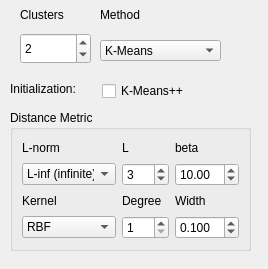
This is _AlgorithmsPlugins/KernelMethods/paramsKM.ui in b4silio/MLDemos as Qt 5 draws it before an edit. The edited form follows.
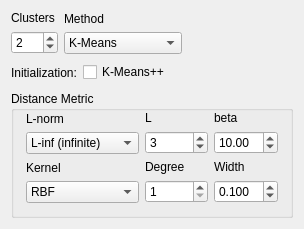
This is the edited form.

Commit message: ADDED: option to change Polynomial kernel Offset to SVM Classification, Clustering and Regression

Patch:
```diff
--- a/_AlgorithmsPlugins/KernelMethods/paramsKM.ui
+++ b/_AlgorithmsPlugins/KernelMethods/paramsKM.ui
@@ -6,40 +6,61 @@
    <rect>
     <x>0</x>
     <y>0</y>
-    <width>268</width>
-    <height>269</height>
+    <width>304</width>
+    <height>229</height>
    </rect>
   </property>
   <property name="windowTitle">
    <string>Form</string>
   </property>
-  <widget class="QLabel" name="label">
-   <property name="geometry">
-    <rect>
-     <x>100</x>
-     <y>6</y>
-     <width>49</width>
-     <height>18</height>
-    </rect>
+  <layout class="QVBoxLayout" name="verticalLayout_6">
+   <property name="spacing">
+    <number>0</number>
    </property>
+   <item>
+    <widget class="QWidget" name="widget_5" native="true">
+     <layout class="QHBoxLayout" name="horizontalLayout_3">
+      <property name="leftMargin">
+       <number>0</number>
+      </property>
+      <property name="topMargin">
+       <number>0</number>
+      </property>
+      <property name="rightMargin">
+       <number>0</number>
+      </property>
+      <property name="bottomMargin">
+       <number>0</number>
+      </property>
+      <item>
+       <widget class="QWidget" name="widget_6" native="true">
+        <layout class="QVBoxLayout" name="verticalLayout_4">
+         <property name="leftMargin">
+          <number>0</number>
+         </property>
+         <property name="topMargin">
+          <number>0</number>
+         </property>
+         <property name="rightMargin">
+          <number>0</number>
+         </property>
+         <property name="bottomMargin">
+          <number>0</number>
+         </property>
+         <item>
+          <widget class="QLabel" name="label_11">
    <property name="font">
     <font>
      <pointsize>9</pointsize>
     </font>
    </property>
    <property name="text">
-    <string>Method</string>
-   </property>
-  </widget>
+            <string>Clusters</string>
+           </property>
+          </widget>
+         </item>
+         <item>
   <widget class="QSpinBox" name="kmeansClusterSpin">
-   <property name="geometry">
-    <rect>
-     <x>20</x>
-     <y>33</y>
-     <width>71</width>
-     <height>31</height>
-    </rect>
-   </property>
    <property name="font">
     <font>
      <pointsize>9</pointsize>
@@ -58,15 +79,39 @@
     <number>2</number>
    </property>
   </widget>
+         </item>
+        </layout>
+       </widget>
+      </item>
+      <item>
+       <widget class="QWidget" name="widget_7" native="true">
+        <layout class="QVBoxLayout" name="verticalLayout_5">
+         <property name="leftMargin">
+          <number>0</number>
+         </property>
+         <property name="topMargin">
+          <number>0</number>
+         </property>
+         <property name="rightMargin">
+          <number>0</number>
+         </property>
+         <property name="bottomMargin">
+          <number>0</number>
+         </property>
+         <item>
+          <widget class="QLabel" name="label">
+           <property name="font">
+            <font>
+             <pointsize>9</pointsize>
+            </font>
+           </property>
+           <property name="text">
+            <string>Method</string>
+           </property>
+          </widget>
+         </item>
+         <item>
   <widget class="QComboBox" name="kmeansMethodCombo">
-   <property name="geometry">
-    <rect>
-     <x>100</x>
-     <y>40</y>
-     <width>121</width>
-     <height>21</height>
-    </rect>
-   </property>
    <property name="font">
     <font>
      <pointsize>9</pointsize>
@@ -95,33 +140,43 @@
     </property>
    </item>
   </widget>
-  <widget class="QLabel" name="label_11">
-   <property name="geometry">
-    <rect>
-     <x>20</x>
-     <y>6</y>
-     <width>51</width>
-     <height>18</height>
-    </rect>
-   </property>
-   <property name="font">
-    <font>
-     <pointsize>9</pointsize>
-    </font>
-   </property>
-   <property name="text">
-    <string>Clusters</string>
-   </property>
-  </widget>
+         </item>
+        </layout>
+       </widget>
+      </item>
+      <item>
+       <spacer name="horizontalSpacer_2">
+        <property name="orientation">
+         <enum>Qt::Horizontal</enum>
+        </property>
+        <property name="sizeHint" stdset="0">
+         <size>
+          <width>40</width>
+          <height>20</height>
+         </size>
+        </property>
+       </spacer>
+      </item>
+     </layout>
+    </widget>
+   </item>
+   <item>
+    <widget class="QWidget" name="widget_4" native="true">
+     <layout class="QHBoxLayout" name="horizontalLayout_2">
+      <property name="leftMargin">
+       <number>0</number>
+      </property>
+      <property name="topMargin">
+       <number>0</number>
+      </property>
+      <property name="rightMargin">
+       <number>0</number>
+      </property>
+      <property name="bottomMargin">
+       <number>0</number>
+      </property>
+      <item>
   <widget class="QLabel" name="label_3">
-   <property name="geometry">
-    <rect>
-     <x>10</x>
-     <y>80</y>
-     <width>81</width>
-     <height>18</height>
-    </rect>
-   </property>
    <property name="font">
     <font>
      <pointsize>9</pointsize>
@@ -131,15 +186,9 @@
     <string>Initialization:</string>
    </property>
   </widget>
+      </item>
+      <item>
   <widget class="QCheckBox" name="KMeansPlusPlusCheckBox">
-   <property name="geometry">
-    <rect>
-     <x>102</x>
-     <y>80</y>
-     <width>99</width>
-     <height>22</height>
-    </rect>
-   </property>
    <property name="font">
     <font>
      <pointsize>9</pointsize>
@@ -155,20 +204,57 @@
     <bool>false</bool>
    </property>
   </widget>
+      </item>
+      <item>
+       <spacer name="horizontalSpacer">
+        <property name="orientation">
+         <enum>Qt::Horizontal</enum>
+        </property>
+        <property name="sizeHint" stdset="0">
+         <size>
+          <width>137</width>
+          <height>20</height>
+         </size>
+        </property>
+       </spacer>
+      </item>
+     </layout>
+    </widget>
+   </item>
+   <item>
   <widget class="QGroupBox" name="DistanceMetricGroupBox">
-   <property name="geometry">
-    <rect>
-     <x>10</x>
-     <y>110</y>
-     <width>241</width>
-     <height>141</height>
-    </rect>
-   </property>
    <property name="title">
     <string>Distance Metric</string>
    </property>
-   <layout class="QGridLayout" name="gridLayout">
-    <item row="0" column="0">
+     <layout class="QHBoxLayout" name="horizontalLayout">
+      <property name="leftMargin">
+       <number>12</number>
+      </property>
+      <property name="topMargin">
+       <number>0</number>
+      </property>
+      <property name="rightMargin">
+       <number>12</number>
+      </property>
+      <property name="bottomMargin">
+       <number>12</number>
+      </property>
+      <item>
+       <widget class="QWidget" name="widget" native="true">
+        <layout class="QVBoxLayout" name="verticalLayout">
+         <property name="leftMargin">
+          <number>0</number>
+         </property>
+         <property name="topMargin">
+          <number>0</number>
+         </property>
+         <property name="rightMargin">
+          <number>0</number>
+         </property>
+         <property name="bottomMargin">
+          <number>0</number>
+         </property>
+         <item>
      <widget class="QLabel" name="labelMetric">
       <property name="font">
        <font>
@@ -180,31 +266,7 @@
       </property>
      </widget>
     </item>
-    <item row="0" column="1">
-     <widget class="QLabel" name="labelPower">
-      <property name="font">
-       <font>
-        <pointsize>9</pointsize>
-       </font>
-      </property>
-      <property name="text">
-       <string>L</string>
-      </property>
-     </widget>
-    </item>
-    <item row="0" column="2">
-     <widget class="QLabel" name="labelBeta">
-      <property name="font">
-       <font>
-        <pointsize>9</pointsize>
-       </font>
-      </property>
-      <property name="text">
-       <string>beta</string>
-      </property>
-     </widget>
-    </item>
-    <item row="1" column="0">
+         <item>
      <widget class="QComboBox" name="kmeansNormCombo">
       <property name="font">
        <font>
@@ -239,7 +301,79 @@
       </item>
      </widget>
     </item>
-    <item row="1" column="1">
+         <item>
+          <widget class="QLabel" name="labelKernel">
+           <property name="font">
+            <font>
+             <pointsize>9</pointsize>
+            </font>
+           </property>
+           <property name="text">
+            <string>Kernel</string>
+           </property>
+          </widget>
+         </item>
+         <item>
+          <widget class="QComboBox" name="kernelTypeCombo">
+           <property name="font">
+            <font>
+             <pointsize>9</pointsize>
+            </font>
+           </property>
+           <property name="toolTip">
+            <string>kernel function</string>
+           </property>
+           <property name="currentIndex">
+            <number>2</number>
+           </property>
+           <item>
+            <property name="text">
+             <string>Linear</string>
+            </property>
+           </item>
+           <item>
+            <property name="text">
+             <string>Poly</string>
+            </property>
+           </item>
+           <item>
+            <property name="text">
+             <string>RBF</string>
+            </property>
+           </item>
+          </widget>
+         </item>
+        </layout>
+       </widget>
+      </item>
+      <item>
+       <widget class="QWidget" name="widget_2" native="true">
+        <layout class="QVBoxLayout" name="verticalLayout_3">
+         <property name="leftMargin">
+          <number>0</number>
+         </property>
+         <property name="topMargin">
+          <number>0</number>
+         </property>
+         <property name="rightMargin">
+          <number>0</number>
+         </property>
+         <property name="bottomMargin">
+          <number>0</number>
+         </property>
+         <item>
+          <widget class="QLabel" name="labelPower">
+           <property name="font">
+            <font>
+             <pointsize>9</pointsize>
+            </font>
+           </property>
+           <property name="text">
+            <string>L</string>
+           </property>
+          </widget>
+         </item>
+         <item>
      <widget class="QSpinBox" name="kmeansNormSpin">
       <property name="font">
        <font>
@@ -260,7 +394,74 @@
       </property>
      </widget>
     </item>
-    <item row="1" column="2">
+         <item>
+          <widget class="QLabel" name="param1Label">
+           <property name="font">
+            <font>
+             <pointsize>9</pointsize>
+            </font>
+           </property>
+           <property name="text">
+            <string>Degree</string>
+           </property>
+          </widget>
+         </item>
+         <item>
+          <widget class="QDoubleSpinBox" name="kernelDegSpin">
+           <property name="font">
+            <font>
+             <pointsize>9</pointsize>
+            </font>
+           </property>
+           <property name="toolTip">
+            <string>Width of the kernel (gamma)
+RBF and Polynomial only</string>
+           </property>
+           <property name="decimals">
+            <number>0</number>
+           </property>
+           <property name="minimum">
+            <double>1.000000000000000</double>
+           </property>
+           <property name="singleStep">
+            <double>1.000000000000000</double>
+           </property>
+           <property name="value">
+            <double>1.000000000000000</double>
+           </property>
+          </widget>
+         </item>
+        </layout>
+       </widget>
+      </item>
+      <item>
+       <widget class="QWidget" name="widget_3" native="true">
+        <layout class="QVBoxLayout" name="verticalLayout_2">
+         <property name="leftMargin">
+          <number>0</number>
+         </property>
+         <property name="topMargin">
+          <number>0</number>
+         </property>
+         <property name="rightMargin">
+          <number>0</number>
+         </property>
+         <property name="bottomMargin">
+          <number>0</number>
+         </property>
+         <item>
+          <widget class="QLabel" name="labelBeta">
+           <property name="font">
+            <font>
+             <pointsize>9</pointsize>
+            </font>
+           </property>
+           <property name="text">
+            <string>beta</string>
+           </property>
+          </widget>
+         </item>
+         <item>
      <widget class="QDoubleSpinBox" name="kmeansBetaSpin">
       <property name="font">
        <font>
@@ -281,31 +482,7 @@
       </property>
      </widget>
     </item>
-    <item row="2" column="0">
-     <widget class="QLabel" name="labelKernel">
-      <property name="font">
-       <font>
-        <pointsize>9</pointsize>
-       </font>
-      </property>
-      <property name="text">
-       <string>Kernel</string>
-      </property>
-     </widget>
-    </item>
-    <item row="2" column="1">
-     <widget class="QLabel" name="param1Label">
-      <property name="font">
-       <font>
-        <pointsize>9</pointsize>
-       </font>
-      </property>
-      <property name="text">
-       <string>Degree</string>
-      </property>
-     </widget>
-    </item>
-    <item row="2" column="2">
+         <item>
      <widget class="QLabel" name="param2Label">
       <property name="font">
        <font>
@@ -317,62 +494,7 @@
       </property>
      </widget>
     </item>
-    <item row="3" column="0">
-     <widget class="QComboBox" name="kernelTypeCombo">
-      <property name="font">
-       <font>
-        <pointsize>9</pointsize>
-       </font>
-      </property>
-      <property name="toolTip">
-       <string>kernel function</string>
-      </property>
-      <property name="currentIndex">
-       <number>2</number>
-      </property>
       <item>
-       <property name="text">
-        <string>Linear</string>
-       </property>
-      </item>
-      <item>
-       <property name="text">
-        <string>Poly</string>
-       </property>
-      </item>
-      <item>
-       <property name="text">
-        <string>RBF</string>
-       </property>
-      </item>
-     </widget>
-    </item>
-    <item row="3" column="1">
-     <widget class="QDoubleSpinBox" name="kernelDegSpin">
-      <property name="font">
-       <font>
-        <pointsize>9</pointsize>
-       </font>
-      </property>
-      <property name="toolTip">
-       <string>Width of the kernel (gamma)
-RBF and Polynomial only</string>
-      </property>
-      <property name="decimals">
-       <number>0</number>
-      </property>
-      <property name="minimum">
-       <double>1.000000000000000</double>
-      </property>
-      <property name="singleStep">
-       <double>1.000000000000000</double>
-      </property>
-      <property name="value">
-       <double>1.000000000000000</double>
-      </property>
-     </widget>
-    </item>
-    <item row="3" column="2">
      <widget class="QDoubleSpinBox" name="kernelWidthSpin">
       <property name="font">
        <font>
@@ -399,6 +521,11 @@
     </item>
    </layout>
   </widget>
+      </item>
+     </layout>
+    </widget>
+   </item>
+  </layout>
  </widget>
  <resources/>
  <connections/>
```
Lines whose indentation alone changed are shown as unchanged. The commit also changes 8 other files.
